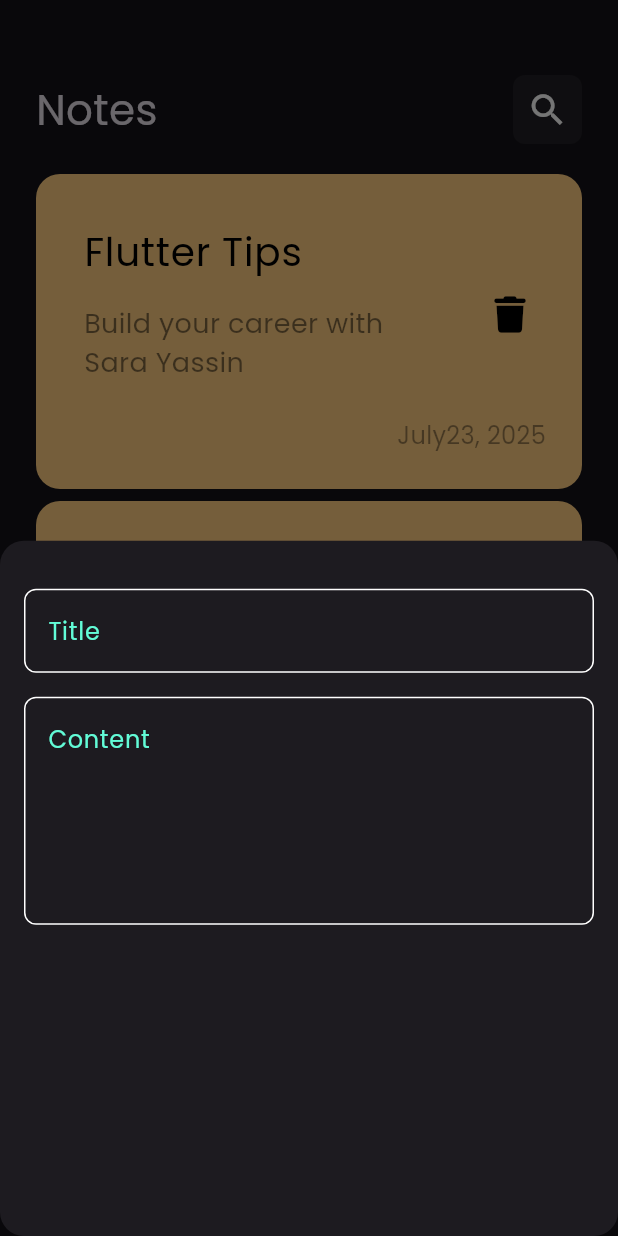
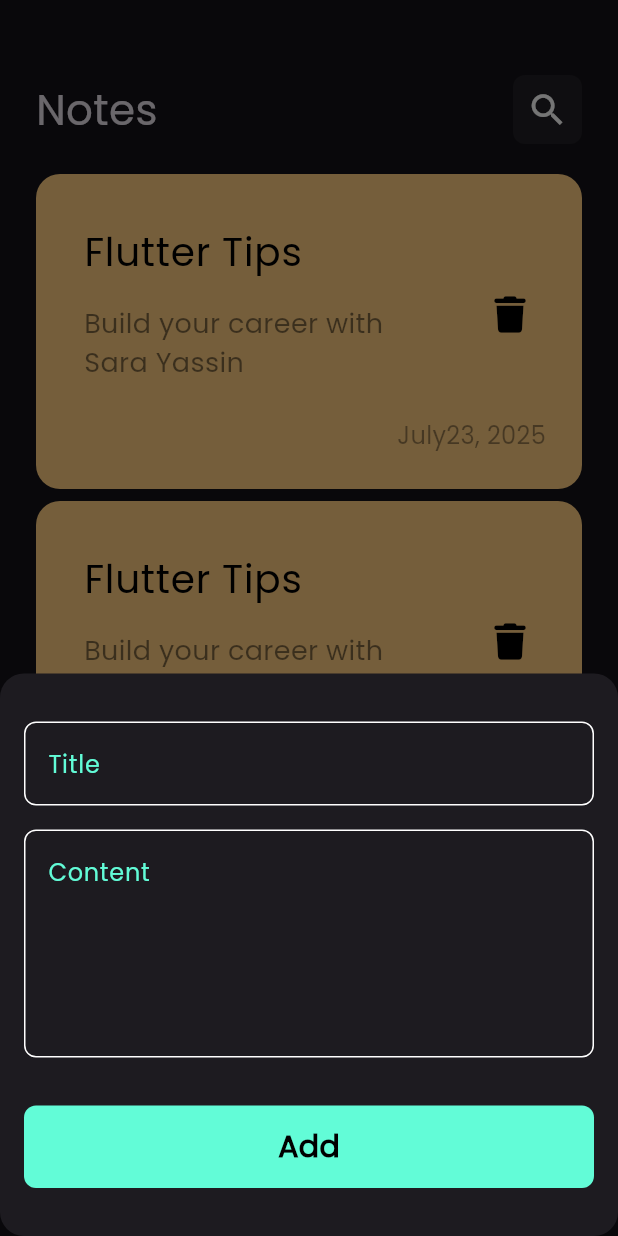
Before and after one commit to SaraYassin3/note_app, a Flutter app: the screen it shows after launch, after a tap on the "add" icon, on a phone screen of 412 x 824 dp. Run offline on Flutter 3.47's test engine with Material 3 defaults, Android fonts, the phone set to English and light mode, and no system bars; our stand-ins replace font_awesome_flutter.

Commit message:
finish notes bottom sheet

```diff
--- a/lib/widgets/add_note_button_sheet.dart
+++ b/lib/widgets/add_note_button_sheet.dart
@@ -1,4 +1,5 @@
 import 'package:flutter/material.dart';
+import 'package:note/widgets/custom_button.dart';
 import 'package:note/widgets/custom_text_field.dart';
 
 class AddNoteButtonSheet extends StatelessWidget {
@@ -8,13 +9,18 @@ class AddNoteButtonSheet extends StatelessWidget {
   Widget build(BuildContext context) {
     return Padding(
       padding: const EdgeInsets.symmetric(horizontal: 16.0),
+      child: const SingleChildScrollView(
         child: const Column(
           children: [
             const SizedBox(height: 32,),
             CustomTextField(hint: 'Title',),
             const SizedBox(height: 16,),
             CustomTextField(hint: 'Content', maxLines: 5,),
+            const SizedBox(height: 32,),
+            CustomButton(),
+            const SizedBox(height: 32,),
           ],
+        ),
       ),
     );
   }
--- /dev/null
+++ b/lib/widgets/custom_button.dart
@@ -0,0 +1,28 @@
+import 'package:flutter/material.dart';
+import 'package:note/constents.dart';
+
+class CustomButton extends StatelessWidget {
+  const CustomButton({super.key});
+
+  @override
+  Widget build(BuildContext context) {
+    return Container(
+      width: MediaQuery.of(context).size.width,
+      height: 55,
+      decoration: BoxDecoration(
+        color: kPrimaryColor,
+        borderRadius: BorderRadius.circular(8)
+      ),
+      child: const Center(
+        child: Text(
+          'Add',
+          style: TextStyle(
+              color: Colors.black,
+              fontSize: 20,
+              fontWeight: FontWeight.bold
+          ),
+        ),
+      ),
+    );
+  }
+}
```
Lines whose indentation alone changed are shown as unchanged.
